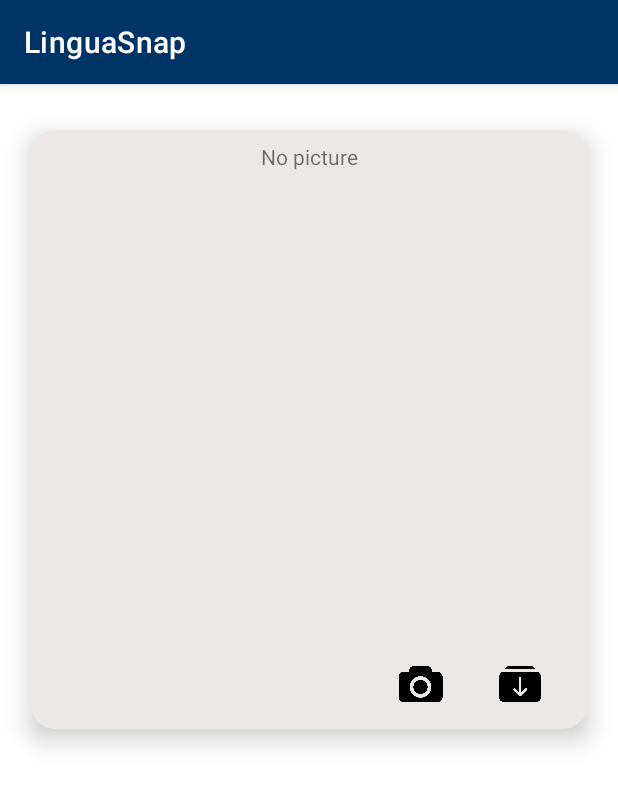
After one commit to ismekakawin9/LinguaSnap, an Android app: the ImageToTextActivity screen opened directly, with no data from a screen before it, on a phone screen of 412 x 824 dp. The commit adds this screen. Shown: the top 786 px of the screen. Run offline under Robolectric (Android 15) with nearby library versions, the phone set to English and light mode, and no system bars; libraries missing offline, so code that uses them is left out: com.google.mlkit.vision, com.theartofdev.edmodo.

Commit message:
Update ImageToText function

```diff
--- /dev/null
+++ b/app/src/main/java/com/example/linguasnap/ImageToTextActivity.java
@@ -0,0 +1,234 @@
+package com.example.linguasnap;
+
+import androidx.annotation.NonNull;
+import androidx.appcompat.app.AppCompatActivity;
+import androidx.constraintlayout.widget.ConstraintLayout;
+import androidx.core.app.ActivityCompat;
+import androidx.core.content.ContextCompat;
+import androidx.core.content.FileProvider;
+
+import android.app.Activity;
+import android.content.Intent;
+import android.content.pm.PackageManager;
+import android.net.Uri;
+import android.os.Bundle;
+import android.os.Environment;
+import android.provider.MediaStore;
+import android.util.Log;
+import android.view.View;
+import android.widget.ImageView;
+import android.widget.TextView;
+import android.widget.Toast;
+
+import com.google.android.gms.tasks.OnFailureListener;
+import com.google.android.gms.tasks.OnSuccessListener;
+import com.google.android.gms.tasks.Task;
+import com.google.mlkit.vision.common.InputImage;
+import com.google.mlkit.vision.text.Text;
+import com.google.mlkit.vision.text.TextRecognition;
+import com.google.mlkit.vision.text.TextRecognizer;
+import com.google.mlkit.vision.text.chinese.ChineseTextRecognizerOptions;
+import com.google.mlkit.vision.text.devanagari.DevanagariTextRecognizerOptions;
+import com.google.mlkit.vision.text.japanese.JapaneseTextRecognizerOptions;
+import com.google.mlkit.vision.text.korean.KoreanTextRecognizerOptions;
+import com.google.mlkit.vision.text.latin.TextRecognizerOptions;
+import com.theartofdev.edmodo.cropper.CropImage;
+import com.theartofdev.edmodo.cropper.CropImageView;
+
+import java.io.File;
+import java.io.IOException;
+import java.text.SimpleDateFormat;
+import java.util.Date;
+
+public class ImageToTextActivity extends AppCompatActivity {
+
+    private TextView tvPictureStatus;
+    private String currentImagePath=null;
+    private Uri imageUri;
+    private ImageView ivCamera;
+    private ImageView ivImage;
+    private ImageView ivImport;
+    private TextView tvTranslatedText;
+    private ConstraintLayout clConstraintLayout;
+    @Override
+    protected void onCreate(Bundle savedInstanceState) {
+        super.onCreate(savedInstanceState);
+        setContentView(R.layout.activity_image_to_text);
+
+        ivCamera =findViewById(R.id.iv_camera);
+        ivCamera.setOnClickListener(new View.OnClickListener() {
+            @Override
+            public void onClick(View view) {
+                if (ContextCompat.checkSelfPermission(ImageToTextActivity.this, android.Manifest.permission.CAMERA) != PackageManager.PERMISSION_GRANTED) {
+                    ActivityCompat.requestPermissions(ImageToTextActivity.this, new String[]{android.Manifest.permission.CAMERA}, utils.CAMERA_PICK_CODE);
+                } else {
+                    // Permission already granted, start the camera
+                    captureImage();
+                }
+            }
+        });
+
+    }
+
+    public void captureImage(){
+        Intent cameraIntent = new Intent(MediaStore.ACTION_IMAGE_CAPTURE);
+
+        if(cameraIntent.resolveActivity( getPackageManager() ) != null){
+            File imageFile = null;
+
+            try {
+                imageFile = getImageFile();
+            } catch (IOException e) {
+                e.printStackTrace();
+            }
+
+            if(imageFile!=null){
+                imageUri = FileProvider.getUriForFile(this,"com.example.linguasnap.fileprovider",imageFile);
+                cameraIntent.putExtra(MediaStore.EXTRA_OUTPUT,imageUri);
+                startActivityForResult(cameraIntent,utils.CAMERA_PICK_CODE);
+            }
+        }
+    }
+
+    private File getImageFile() throws IOException {
+        String timestamp = new SimpleDateFormat("yyyyMMdd_HHmmss").format(new Date());
+        String imageName="jpg_"+timestamp+"_";
+        File storageDir = getExternalFilesDir(Environment.DIRECTORY_PICTURES);
+
+        File imageFile = File.createTempFile(imageName,".jpg",storageDir);
+        currentImagePath=imageFile.getAbsolutePath();
+        return imageFile;
+    }
+
+    public void recognizeText() {
+        /*spinner = findViewById(R.id.spinner);
+        tv_text = findViewById(R.id.tv_text);*/
+
+        InputImage image = null;
+        try {
+            image = InputImage.fromFilePath(this, imageUri);
+        } catch (IOException e) {
+            e.printStackTrace();
+        }
+
+
+//        TextRecognizer recognizer= getTextRecognizer(spinner.getSelectedItem().toString());
+        /*
+// When using Chinese script library
+        TextRecognizer recognizer =
+                TextRecognition.getClient(new ChineseTextRecognizerOptions.Builder().build());
+
+// When using Devanagari script library
+        TextRecognizer recognizer =
+                TextRecognition.getClient(new DevanagariTextRecognizerOptions.Builder().build());
+
+// When using Japanese script library
+        TextRecognizer recognizer =
+                TextRecognition.getClient(new JapaneseTextRecognizerOptions.Builder().build());
+
+// When using Korean script library
+        TextRecognizer recognizer =
+                TextRecognition.getClient(new KoreanTextRecognizerOptions.Builder().build());*/
+
+        TextRecognizer recognizer =
+                TextRecognition.getClient(TextRecognizerOptions.DEFAULT_OPTIONS);
+
+
+        if(recognizer!=null){
+            assert image != null;
+            Task<Text> result = recognizer.process(image)
+                    .addOnSuccessListener(new OnSuccessListener<Text>() {
+                        @Override
+                        public void onSuccess(Text visionText) {
+                            StringBuilder result = new StringBuilder();
+                            for (Text.TextBlock block : visionText.getTextBlocks()) {
+                                for (Text.Line line : block.getLines()) {
+                                    String lineText = line.getText();
+                                    result.append(lineText+"\n");
+                                }
+                            }
+
+                            displayText(String.valueOf(result));
+                        }
+                    }).addOnFailureListener(new OnFailureListener() {
+                        @Override
+                        public void onFailure(@NonNull Exception e) {
+                            Toast.makeText(ImageToTextActivity.this,"Text recognition failed",Toast.LENGTH_LONG).show();
+                        }
+                    });
+        }
+        else{
+            Log.d("MainActivity","TextRecognizer is null");
+        }
+    }
+
+    public void displayText(String result){
+        clConstraintLayout=findViewById(R.id.cl_translated_layout);
+        clConstraintLayout.setVisibility(View.VISIBLE);
+
+        tvTranslatedText=findViewById(R.id.tv_translated);
+        tvTranslatedText.setText(result);
+    }
+
+    /*TextRecognizer getTextRecognizer(String languageCode){
+        switch (languageCode){
+            case "Latin":{
+                TextRecognizer recognizer = TextRecognition.getClient(TextRecognizerOptions.DEFAULT_OPTIONS);
+                return recognizer;
+            }
+            case "Japanese":{
+                TextRecognizer recognizer =
+                        TextRecognition.getClient(new JapaneseTextRecognizerOptions.Builder().build());
+                return recognizer;
+            }
+            case "Chinese":{
+                TextRecognizer recognizer =
+                        TextRecognition.getClient(new ChineseTextRecognizerOptions.Builder().build());
+                return recognizer;
+            }
+            case "Korean":{
+                TextRecognizer recognizer =
+                        TextRecognition.getClient(new KoreanTextRecognizerOptions.Builder().build());
+                return recognizer;
+            }
+            case "Devanagari ":{
+                TextRecognizer recognizer =
+                        TextRecognition.getClient(new DevanagariTextRecognizerOptions.Builder().build());
+                return recognizer;
+            }
+        }
+        return null;
+    }*/
+
+    @Override
+    public void onActivityResult(int requestCode, int resultCode, Intent data) {
+        super.onActivityResult(requestCode, resultCode, data);
+
+        if (resultCode != Activity.RESULT_OK){
+            return;
+        }
+
+        if (requestCode == utils.GALLERY_PICK_CODE) {
+            CropImage.activity(data.getData())
+                    .setGuidelines(CropImageView.Guidelines.ON)
+                    .start(this);
+        }
+
+        if (requestCode == utils.CAMERA_PICK_CODE) {
+            CropImage.activity(imageUri).start(this);
+        }
+
+        if (requestCode == CropImage.CROP_IMAGE_ACTIVITY_REQUEST_CODE) {
+            CropImage.ActivityResult result = CropImage.getActivityResult(data);
+            if (resultCode == RESULT_OK) {
+                imageUri = result.getUri();
+                ivImage =findViewById(R.id.iv_image);
+                ivImage.setImageURI(imageUri);
+                ivImage.setVisibility(View.VISIBLE);
+                recognizeText();
+            } else if (resultCode == CropImage.CROP_IMAGE_ACTIVITY_RESULT_ERROR_CODE) {
+                Exception error = result.getError();
+            }
+        }
+    }
+}
--- /dev/null
+++ b/app/src/main/java/com/example/linguasnap/utils.java
@@ -0,0 +1,6 @@
+package com.example.linguasnap;
+
+public class utils {
+    public static final int CAMERA_PICK_CODE = 200;
+    public static final int GALLERY_PICK_CODE = 201;
+}
--- /dev/null
+++ b/app/src/main/res/layout/activity_image_to_text.xml
@@ -0,0 +1,204 @@
+<?xml version="1.0" encoding="utf-8"?>
+<androidx.constraintlayout.widget.ConstraintLayout xmlns:android="http://schemas.android.com/apk/res/android"
+    xmlns:app="http://schemas.android.com/apk/res-auto"
+    xmlns:tools="http://schemas.android.com/tools"
+    android:layout_width="match_parent"
+    android:layout_height="match_parent"
+    tools:context=".ImageToTextActivity">
+
+    <androidx.constraintlayout.widget.Guideline
+        android:id="@+id/gl_vertical_left"
+        android:layout_width="wrap_content"
+        android:layout_height="wrap_content"
+        android:orientation="vertical"
+        app:layout_constraintGuide_percent="0.05" />
+
+    <androidx.constraintlayout.widget.Guideline
+        android:id="@+id/gl_vertical_right"
+        android:layout_width="wrap_content"
+        android:layout_height="wrap_content"
+        android:orientation="vertical"
+        app:layout_constraintGuide_percent="0.95" />
+
+    <androidx.constraintlayout.widget.Guideline
+        android:id="@+id/guideline10"
+        android:layout_width="wrap_content"
+        android:layout_height="wrap_content"
+        android:orientation="horizontal"
+        app:layout_constraintGuide_percent="0.04" />
+
+    <androidx.constraintlayout.widget.Guideline
+        android:id="@+id/guideline11"
+        android:layout_width="wrap_content"
+        android:layout_height="wrap_content"
+        android:orientation="horizontal"
+        app:layout_constraintGuide_percent="0.56" />
+
+    <androidx.constraintlayout.widget.ConstraintLayout
+        android:id="@+id/constraintLayout2"
+        android:layout_width="0dp"
+        android:layout_height="0dp"
+        android:elevation="10dp"
+        android:background="@drawable/round_shape_box"
+        app:layout_constraintBottom_toTopOf="@+id/guideline11"
+        app:layout_constraintEnd_toStartOf="@+id/gl_vertical_right"
+        app:layout_constraintStart_toStartOf="@+id/gl_vertical_left"
+        app:layout_constraintTop_toTopOf="@+id/guideline10">
+
+        <androidx.constraintlayout.widget.Guideline
+            android:id="@+id/guideline"
+            android:layout_width="wrap_content"
+            android:layout_height="wrap_content"
+            android:orientation="horizontal"
+            app:layout_constraintGuide_percent="0.85" />
+
+        <androidx.constraintlayout.widget.Guideline
+            android:id="@+id/guideline1"
+            android:layout_width="wrap_content"
+            android:layout_height="wrap_content"
+            android:orientation="vertical"
+            app:layout_constraintGuide_percent="0.80" />
+
+        <androidx.constraintlayout.widget.Guideline
+            android:id="@+id/guideline2"
+            android:layout_width="wrap_content"
+            android:layout_height="wrap_content"
+            android:orientation="vertical"
+            app:layout_constraintGuide_percent="0.60" />
+
+        <TextView
+            android:id="@+id/tv_picture_status"
+            android:layout_width="wrap_content"
+            android:layout_height="wrap_content"
+            android:layout_marginTop="8dp"
+            android:text="No picture"
+            app:layout_constraintEnd_toEndOf="parent"
+            app:layout_constraintStart_toStartOf="parent"
+            app:layout_constraintTop_toTopOf="parent" />
+
+        <ImageView
+            android:id="@+id/iv_image"
+            android:layout_width="0dp"
+            android:layout_height="0dp"
+            android:layout_marginStart="16dp"
+            android:layout_marginEnd="16dp"
+            android:visibility="invisible"
+            app:layout_constraintBottom_toTopOf="@+id/guideline"
+            app:layout_constraintEnd_toEndOf="parent"
+            app:layout_constraintStart_toStartOf="parent"
+            app:layout_constraintTop_toBottomOf="@+id/tv_picture_status"
+            app:srcCompat="@drawable/ic_launcher_background" />
+
+        <ImageView
+            android:id="@+id/iv_camera"
+            android:layout_width="0dp"
+            android:layout_height="0dp"
+            android:layout_margin="15dp"
+            app:layout_constraintBottom_toBottomOf="parent"
+            app:layout_constraintEnd_toStartOf="@+id/guideline1"
+            app:layout_constraintStart_toStartOf="@+id/guideline2"
+            app:layout_constraintTop_toTopOf="@+id/guideline"
+            app:srcCompat="@drawable/camera_icon" />
+
+        <ImageView
+            android:id="@+id/iv_import"
+            android:layout_width="0dp"
+            android:layout_height="0dp"
+            android:layout_margin="15dp"
+            app:layout_constraintBottom_toBottomOf="parent"
+            app:layout_constraintEnd_toEndOf="parent"
+            app:layout_constraintStart_toEndOf="@+id/iv_camera"
+            app:layout_constraintTop_toTopOf="@+id/guideline"
+            app:srcCompat="@drawable/import_icon" />
+    </androidx.constraintlayout.widget.ConstraintLayout>
+
+    <androidx.constraintlayout.widget.ConstraintLayout
+        android:id="@+id/cl_translated_layout"
+        android:layout_width="0dp"
+        android:layout_height="0dp"
+        android:elevation="10dp"
+        android:background="@drawable/translated_box"
+        android:layout_marginTop="20dp"
+        android:layout_marginBottom="10dp"
+        android:visibility="invisible"
+        app:layout_constraintBottom_toBottomOf="parent"
+        app:layout_constraintEnd_toStartOf="@+id/gl_vertical_right"
+        app:layout_constraintStart_toStartOf="@+id/gl_vertical_left"
+        app:layout_constraintTop_toTopOf="@+id/guideline11">
+
+        <TextView
+            android:id="@+id/tv_translated"
+            android:layout_width="0dp"
+            android:layout_height="wrap_content"
+            android:layout_margin="15dp"
+            android:text="Your translation"
+            android:textColor="@color/white"
+            android:textSize="18dp"
+            app:layout_constraintEnd_toEndOf="parent"
+            app:layout_constraintStart_toStartOf="parent"
+            app:layout_constraintTop_toTopOf="parent" />
+
+        <androidx.constraintlayout.widget.Guideline
+            android:id="@+id/guideline12"
+            android:layout_width="wrap_content"
+            android:layout_height="wrap_content"
+            android:orientation="vertical"
+            app:layout_constraintGuide_percent="0.8"/>
+
+        <androidx.constraintlayout.widget.Guideline
+            android:id="@+id/guideline13"
+            android:layout_width="wrap_content"
+            android:layout_height="wrap_content"
+            android:orientation="vertical"
+            app:layout_constraintGuide_percent="0.60" />
+
+        <androidx.constraintlayout.widget.Guideline
+            android:id="@+id/guideline15"
+            android:layout_width="wrap_content"
+            android:layout_height="wrap_content"
+            android:orientation="vertical"
+            app:layout_constraintGuide_percent="0.40" />
+
+        <androidx.constraintlayout.widget.Guideline
+            android:id="@+id/guideline14"
+            android:layout_width="wrap_content"
+            android:layout_height="wrap_content"
+            android:orientation="horizontal"
+            app:layout_constraintGuide_percent="0.8" />
+
+        <ImageView
+            android:id="@+id/imageView2"
+            android:layout_width="0dp"
+            android:layout_height="0dp"
+            android:layout_margin="12dp"
+            app:layout_constraintBottom_toBottomOf="parent"
+            app:layout_constraintEnd_toStartOf="@+id/guideline12"
+            app:layout_constraintStart_toStartOf="@+id/guideline13"
+            app:layout_constraintTop_toTopOf="@+id/guideline14"
+            app:srcCompat="@drawable/image_search_icon" />
+
+        <ImageView
+            android:id="@+id/imageView8"
+            android:layout_width="0dp"
+            android:layout_height="0dp"
+            android:layout_margin="15dp"
+            app:layout_constraintBottom_toBottomOf="parent"
+            app:layout_constraintEnd_toEndOf="parent"
+            app:layout_constraintStart_toStartOf="@+id/guideline12"
+            app:layout_constraintTop_toTopOf="@+id/guideline14"
+            app:srcCompat="@drawable/translate_icon" />
+
+        <ImageView
+            android:id="@+id/imageView9"
+            android:layout_width="0dp"
+            android:layout_height="0dp"
+            android:layout_margin="15dp"
+            app:layout_constraintBottom_toBottomOf="parent"
+            app:layout_constraintEnd_toStartOf="@+id/guideline13"
+            app:layout_constraintStart_toStartOf="@+id/guideline15"
+            app:layout_constraintTop_toTopOf="@+id/guideline14"
+            app:srcCompat="@drawable/search_icon" />
+    </androidx.constraintlayout.widget.ConstraintLayout>
+
+
+</androidx.constraintlayout.widget.ConstraintLayout>
--- a/app/src/main/res/layout/activity_main.xml
+++ b/app/src/main/res/layout/activity_main.xml
@@ -144,7 +144,7 @@
             app:srcCompat="@drawable/microphone_black_shape" />
 
         <ImageView
-            android:id="@+id/imageView2"
+            android:id="@+id/iv_camera_option"
             android:layout_width="0dp"
             android:layout_height="0dp"
             app:layout_constraintBottom_toBottomOf="@+id/iv_microphone"
--- /dev/null
+++ b/app/src/main/res/xml/file_paths.xml
@@ -0,0 +1,6 @@
+<?xml version="1.0" encoding="utf-8"?>
+<paths>
+    <external-path
+        name="my_images"
+        path="Android/data/com.example.linguasnap/files/Pictures" />
+</paths>
--- a/settings.gradle
+++ b/settings.gradle
@@ -10,6 +10,8 @@ dependencyResolutionManagement {
     repositories {
         google()
         mavenCentral()
+        jcenter()
+        maven { url "https://jitpack.io" }
     }
 }
 rootProject.name = "LinguaSnap"
```
Also changed, not shown: app/build.gradle (+19 -0 lines), app/src/main/AndroidManifest.xml (+24 -1 lines), app/src/main/java/com/example/linguasnap/MainActivity.java (+13 -0 lines), app/src/main/res/drawable/image_search_icon.png (added), app/src/main/res/drawable/import_icon.png (added), app/src/main/res/drawable/translate_icon.png (added).
